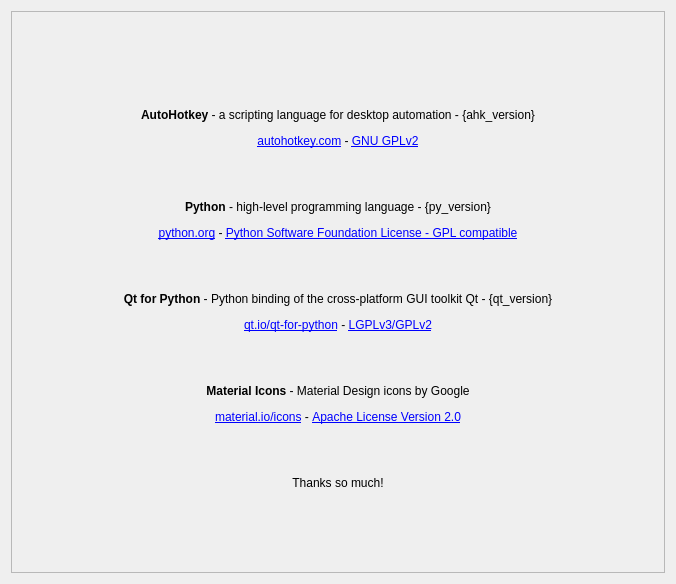
ewerybody/a2, file ui/a2widget/a2licenses_widget.ui: the form before one commit.
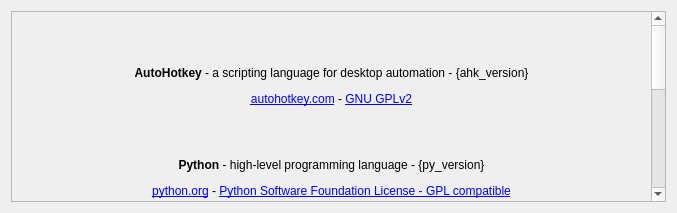
The form after the commit. Icons and pictures are not drawn.

Commit message: some better styling for the settings tabs

```diff
--- a/ui/a2widget/a2licenses_widget.ui
+++ b/ui/a2widget/a2licenses_widget.ui
@@ -6,8 +6,8 @@
    <rect>
     <x>0</x>
     <y>0</y>
-    <width>676</width>
-    <height>584</height>
+    <width>677</width>
+    <height>213</height>
    </rect>
   </property>
   <property name="windowTitle">
@@ -24,11 +24,23 @@
        <rect>
         <x>0</x>
         <y>0</y>
-        <width>630</width>
-        <height>649</height>
+        <width>631</width>
+        <height>627</height>
        </rect>
       </property>
       <layout class="QVBoxLayout" name="verticalLayout_2">
+       <property name="leftMargin">
+        <number>0</number>
+       </property>
+       <property name="topMargin">
+        <number>0</number>
+       </property>
+       <property name="rightMargin">
+        <number>0</number>
+       </property>
+       <property name="bottomMargin">
+        <number>0</number>
+       </property>
        <item>
         <widget class="QLabel" name="a2license_text">
          <property name="text">
```
The commit also changes 2 other files.
